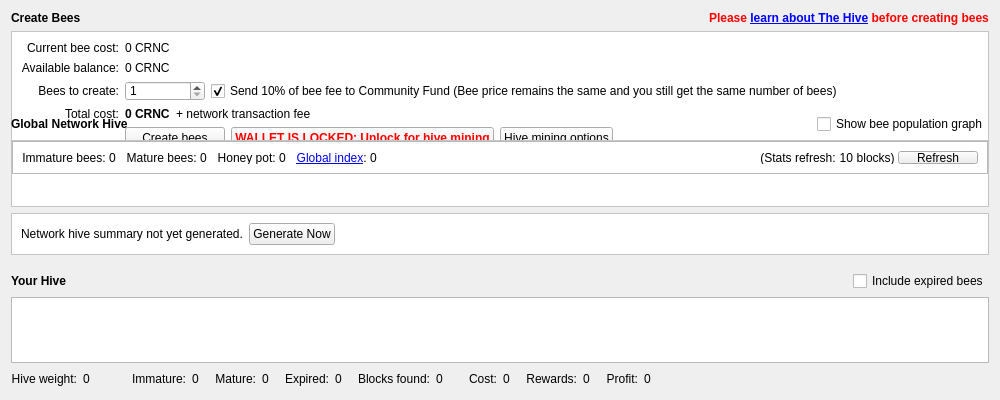
First picture: the form in src/qt/forms/hivedialog.ui, repository diabaths/Crionic-Coin, before the edit.
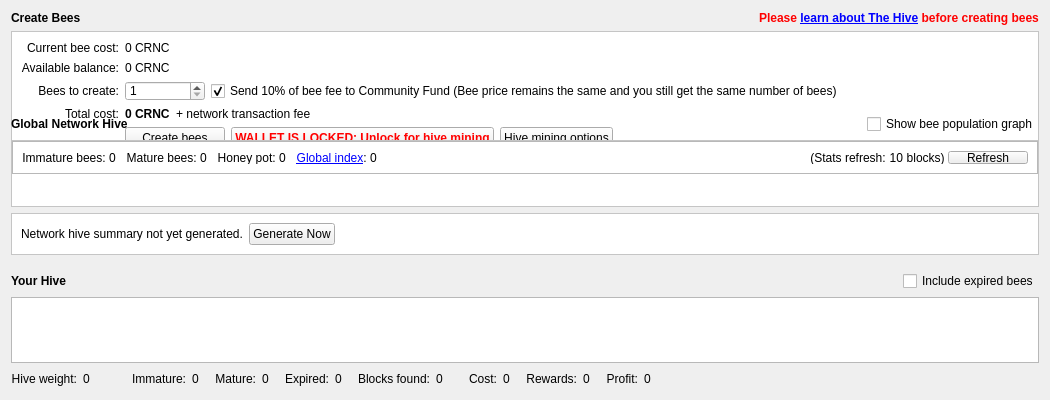
Second picture: the form after the edit. Icons and pictures are not drawn. Custom widgets are drawn as their Qt base class.

Patch:
```diff
--- a/src/qt/forms/hivedialog.ui
+++ b/src/qt/forms/hivedialog.ui
@@ -6,7 +6,7 @@
    <rect>
     <x>0</x>
     <y>0</y>
-    <width>1000</width>
+    <width>1050</width>
     <height>400</height>
    </rect>
   </property>
@@ -88,7 +88,7 @@
         </font>
        </property>
        <property name="text">
-        <string>&lt;span style=&quot;color:#ff0000;&quot;&gt;Please &lt;a href=&quot;https://hive.litecoinca.sh/guide/&quot;&gt;&lt;span style=&quot;text-decoration: underline;&quot;&gt;learn about The Hive&lt;/span&gt;&lt;/a&gt; before creating bees&lt;/span&gt;</string>
+        <string>&lt;span style=&quot;color:#ff0000;&quot;&gt;Please &lt;a href=&quot;https://coin.crionic.org/?page_id=326&quot;&gt;&lt;span style=&quot;text-decoration: underline;&quot;&gt;learn about The Hive&lt;/span&gt;&lt;/a&gt; before creating bees&lt;/span&gt;</string>
        </property>
        <property name="openExternalLinks">
         <bool>true</bool>
```
Left out of the diff: 4 changed lines with no effect on the pictures.
